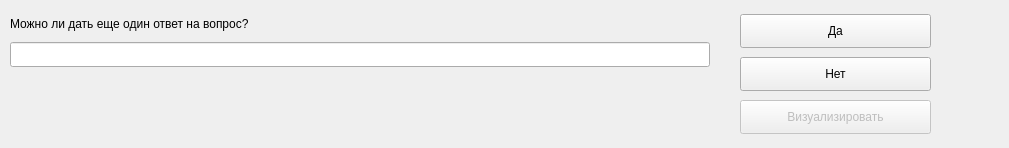
Above: src/plugins/KMPZ/forms/diagnostics/has_other_answer.ui from Hedgehog7/Diploma before the change. Below: the same form after it.
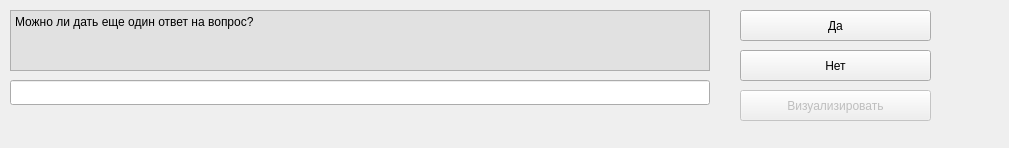
That is the form after the change.

The edit to the form file:
```diff
--- a/src/plugins/KMPZ/forms/diagnostics/has_other_answer.ui
+++ b/src/plugins/KMPZ/forms/diagnostics/has_other_answer.ui
@@ -19,30 +19,11 @@
   <property name="windowTitle">
    <string>Dialog</string>
   </property>
-  <widget class="QLabel" name="label">
-   <property name="geometry">
-    <rect>
-     <x>10</x>
-     <y>14</y>
-     <width>700</width>
-     <height>19</height>
-    </rect>
-   </property>
-   <property name="font">
-    <font>
-     <weight>50</weight>
-     <bold>false</bold>
-    </font>
-   </property>
-   <property name="text">
-    <string>Можно ли дать еще один ответ на вопрос?</string>
-   </property>
-  </widget>
   <widget class="QLineEdit" name="questionEdit">
    <property name="geometry">
     <rect>
      <x>10</x>
-     <y>42</y>
+     <y>80</y>
      <width>700</width>
      <height>25</height>
     </rect>
@@ -58,9 +39,9 @@
    <property name="geometry">
     <rect>
      <x>740</x>
-     <y>14</y>
+     <y>10</y>
      <width>191</width>
-     <height>34</height>
+     <height>31</height>
     </rect>
    </property>
    <property name="text">
@@ -71,9 +52,9 @@
    <property name="geometry">
     <rect>
      <x>740</x>
-     <y>57</y>
+     <y>50</y>
      <width>191</width>
-     <height>34</height>
+     <height>31</height>
     </rect>
    </property>
    <property name="text">
@@ -87,15 +68,37 @@
    <property name="geometry">
     <rect>
      <x>740</x>
-     <y>100</y>
+     <y>90</y>
      <width>191</width>
-     <height>34</height>
+     <height>31</height>
     </rect>
    </property>
    <property name="text">
     <string>Визуализировать</string>
    </property>
   </widget>
+  <widget class="QPlainTextEdit" name="questionLabel">
+   <property name="enabled">
+    <bool>true</bool>
+   </property>
+   <property name="geometry">
+    <rect>
+     <x>10</x>
+     <y>10</y>
+     <width>700</width>
+     <height>61</height>
+    </rect>
+   </property>
+   <property name="styleSheet">
+    <string notr="true">background-color: rgb(225, 225, 225)</string>
+   </property>
+   <property name="readOnly">
+    <bool>true</bool>
+   </property>
+   <property name="plainText">
+    <string>Можно ли дать еще один ответ на вопрос?</string>
+   </property>
+  </widget>
  </widget>
  <resources/>
  <connections/>
```
